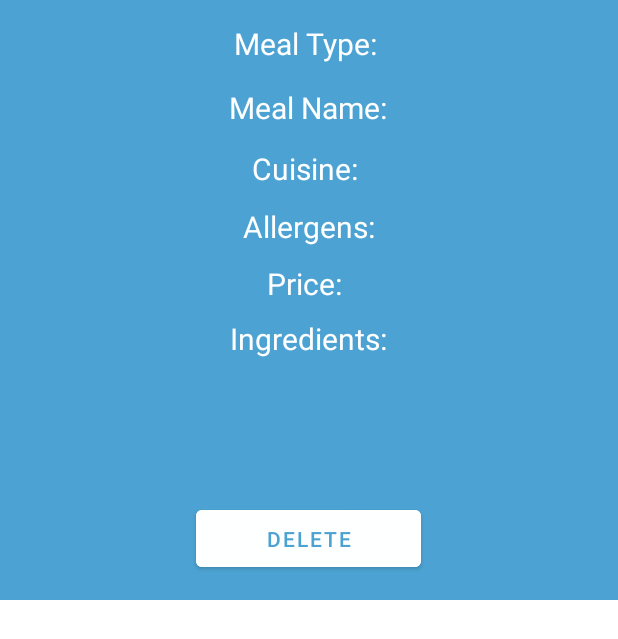
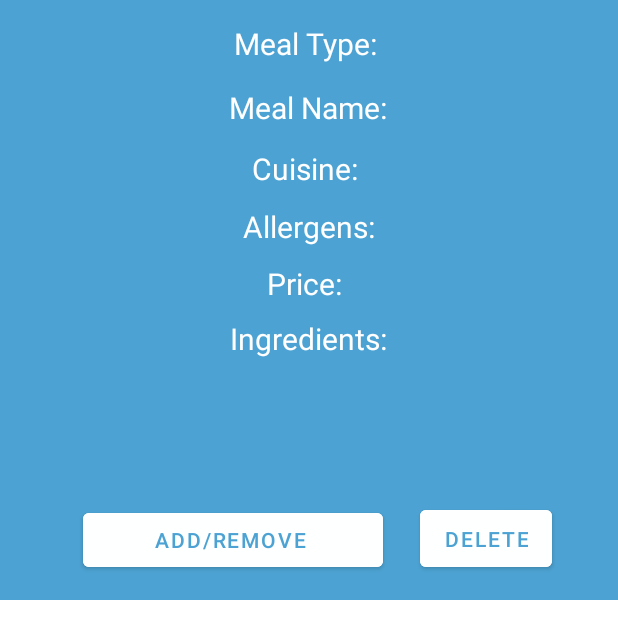
Before and after one commit to LD-UO/Labs-SEG-2505, an Android app: the layout view_menu_dialog.xml on its own in the app's theme, with its tools: preview values and no code run, on a phone screen of 412 x 824 dp. Shown: the top 639 px of the screen. Run offline under Robolectric (Android 15) with nearby library versions, the phone set to English and light mode, and no system bars; Roboto replaces fonts that are not available here.

Commit message:
Fixed errors with add and delete, meekyle implemented add and remove form special menu functionality

```diff
--- a/Mealer_Project/app/src/main/java/com/example/myapplicationtutorial/MenuList.java
+++ b/Mealer_Project/app/src/main/java/com/example/myapplicationtutorial/MenuList.java
@@ -26,9 +26,11 @@ public class MenuList extends ArrayAdapter<Meal>{
 //
             //TextView chefUsername = (TextView) listViewItem.findViewById(R.id.chefUsername);
             TextView name = (TextView) listViewItem.findViewById(R.id.meal_name);
+            TextView offered = (TextView) listViewItem.findViewById(R.id.isOfferedText);
             Meal meal = meals.get(position);
             //chefUsername.setText(meal.getChefUsername());
-            name.setText(meal.getName());
+            name.setText("Meal Name: " + meal.getName());
+            offered.setText("Is Offered: " + meal.getOnMenu());
 
             return listViewItem;
         }
--- a/Mealer_Project/app/src/main/res/layout/menu_list.xml
+++ b/Mealer_Project/app/src/main/res/layout/menu_list.xml
@@ -24,5 +24,10 @@
             android:layout_width="match_parent"
             android:layout_height="wrap_content"
             android:text="Name" />
+
+        <TextView
+            android:id="@+id/isOfferedText"
+            android:layout_width="match_parent"
+            android:layout_height="wrap_content" />
     </LinearLayout>
 </androidx.constraintlayout.widget.ConstraintLayout>
--- a/Mealer_Project/app/src/main/res/layout/view_menu_dialog.xml
+++ b/Mealer_Project/app/src/main/res/layout/view_menu_dialog.xml
@@ -124,17 +124,30 @@ android:orientation="vertical">
 
         <Button
             android:id="@+id/buttonDelete"
-            android:layout_width="150dp"
+            android:layout_width="wrap_content"
             android:layout_height="50dp"
+            android:layout_marginEnd="44dp"
             android:backgroundTint="#FEFFFF"
             android:text="Delete"
             android:textColor="#4CA3D3"
             app:layout_constraintBottom_toBottomOf="parent"
             app:layout_constraintEnd_toEndOf="parent"
-            app:layout_constraintHorizontal_bias="0.498"
+            app:layout_constraintTop_toTopOf="parent"
+            app:layout_constraintVertical_bias="0.954"></Button>
+
+        <Button
+            android:id="@+id/buttonUpdateOffered"
+            android:layout_width="200dp"
+            android:layout_height="wrap_content"
+            android:backgroundTint="#FEFFFF"
+            android:text="Add/Remove "
+            android:textColor="#4CA3D3"
+            app:layout_constraintBottom_toBottomOf="parent"
+            app:layout_constraintEnd_toStartOf="@+id/buttonDelete"
+            app:layout_constraintHorizontal_bias="0.692"
             app:layout_constraintStart_toStartOf="parent"
             app:layout_constraintTop_toTopOf="parent"
-            app:layout_constraintVertical_bias="0.954"></Button>
+            app:layout_constraintVertical_bias="0.954" />
 
 
     </androidx.constraintlayout.widget.ConstraintLayout>
```
Also changed, not shown: Mealer_Project/app/src/main/java/com/example/myapplicationtutorial/MealPage.java (+55 -18 lines).
